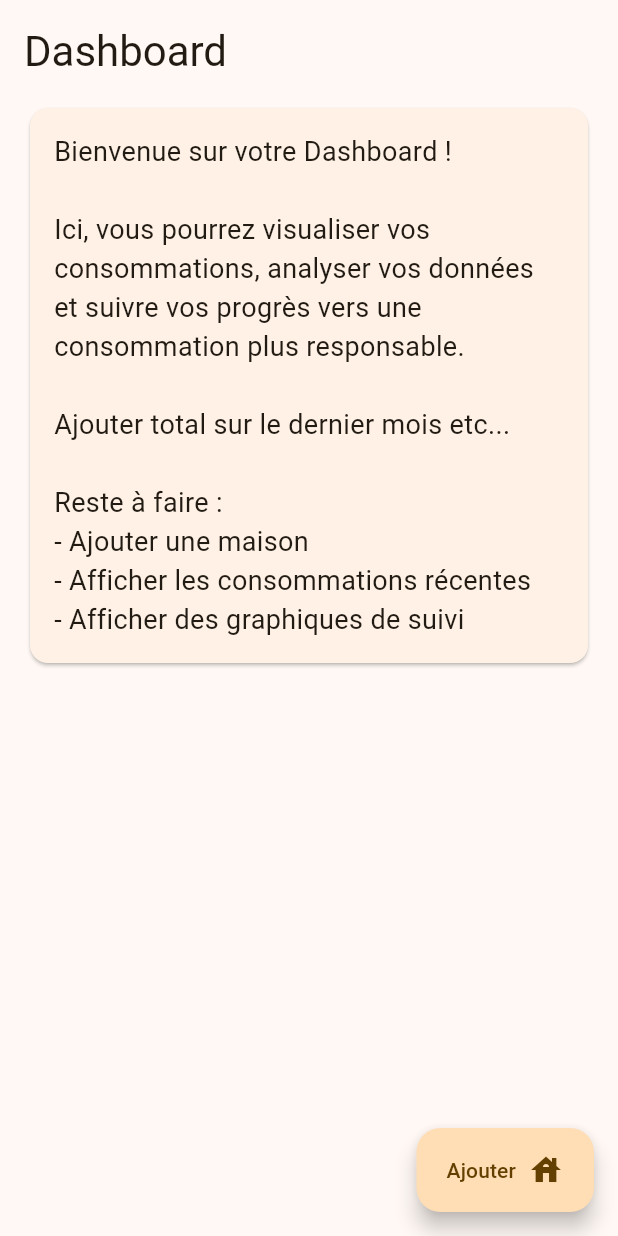
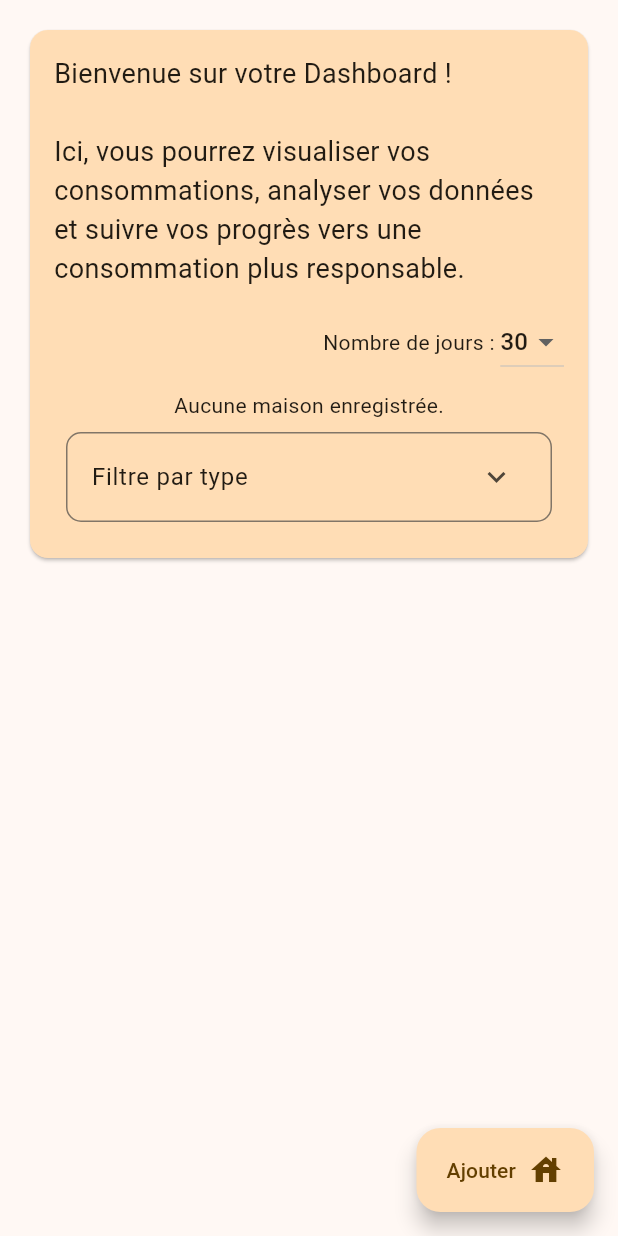
Before and after one commit to Nyzeix/ConsoFollow, a Flutter app: the DashboardScreen screen opened directly, on a phone screen of 412 x 824 dp. Run offline on Flutter 3.47's test engine with Material 3 defaults, Android fonts, the light colour scheme and no system bars; our stand-ins replace fl_chart, sqflite; accounts and stored records are empty.

Commit message:
Ajout du graphique multi lignes et filtrage correspondant.

```diff
--- a/lib/models/consumption.dart
+++ b/lib/models/consumption.dart
@@ -35,4 +35,6 @@ class Consumption {
       homeName: map['home_name'],
     );
   }
+
+  DateTime get time => DateTime.parse(date);
 }
--- a/lib/ui/screen/dashboard_screen.dart
+++ b/lib/ui/screen/dashboard_screen.dart
@@ -4,8 +4,19 @@ import 'package:conso_follow/viewModels/home_view_model.dart';
 import 'package:flutter/material.dart';
 import 'package:provider/provider.dart';
 
-class DashboardScreen extends StatelessWidget {
+class DashboardScreen extends StatefulWidget {
   const DashboardScreen({super.key});
+
+  @override
+  State<DashboardScreen> createState() => _DashboardScreenState();
+}
+
+class _DashboardScreenState extends State<DashboardScreen> {
+
+  @override
+  void initState() {
+    super.initState();
+  }
 
   @override
   Widget build(BuildContext context) {
@@ -20,16 +31,13 @@ class DashboardScreen extends StatelessWidget {
       ),
       body: Padding(
         padding: const EdgeInsets.all(16.0),
-        child: Column(
-          crossAxisAlignment: CrossAxisAlignment.start,
-          children: [
-            Text(
-              "Dashboard",
-              style: Theme.of(context).textTheme.headlineMedium,
-            ),
-            const SizedBox(height: 16),
-            const Dashboard(),
-          ],
+        child: SingleChildScrollView(
+          child: Column(
+            crossAxisAlignment: CrossAxisAlignment.start,
+            children: [
+              Dashboard(),
+            ],
+          ),
         ),
       ),
     );
--- a/lib/ui/widgets/dashboard.dart
+++ b/lib/ui/widgets/dashboard.dart
@@ -1,4 +1,13 @@
+import 'package:conso_follow/ui/widgets/setting_area.dart';
+import 'package:conso_follow/ui/widgets/setting_row.dart';
+import 'package:conso_follow/viewModels/home_view_model.dart';
+import 'package:conso_follow/resources/theme.dart';
+import 'package:conso_follow/ui/widgets/multilines_chart.dart';
+import 'package:conso_follow/utils/consumption_type_enum.dart';
+import 'package:conso_follow/viewModels/statement_view_model.dart';
 import 'package:flutter/material.dart';
+import 'package:provider/provider.dart';
+
 
 class Dashboard extends StatefulWidget {
   const Dashboard({super.key});
@@ -8,16 +17,140 @@ class Dashboard extends StatefulWidget {
 }
 
 class _DashboardState extends State<Dashboard> {
+  // Etat des paramètres d'affichage
+  bool isElecEnabled = true;
+  bool isWaterEnabled = true;
+  bool isGasEnabled = true;
+
+  // Nomnbre de jours à afficher
+  int _selectedDays = 30;
+  final List<int> _dayOptions = const [7, 14, 30, 60, 90];
+
+  // Récupère le viewmodel pour les fonctions de filtrage
+  StatementViewModel get vm => context.read<StatementViewModel>();
+
+
+
   @override
   Widget build(BuildContext context) {
-    return const Card(
+    return Card(
+      color: Theme.of(context).colorScheme.primaryContainer,
       child: Padding(
-        padding: EdgeInsets.all(16.0),
-        child: Text(
-          "Bienvenue sur votre Dashboard !\n\nIci, vous pourrez visualiser vos consommations, analyser vos données et suivre vos progrès vers une consommation plus responsable."
-          "\n\nAjouter total sur le dernier mois etc..."
-          "\n\nReste à faire :\n- Ajouter une maison\n- Afficher les consommations récentes\n- Afficher des graphiques de suivi",
-          style: TextStyle(fontSize: 18),
+        padding: const EdgeInsets.all(16.0),
+        child: Column(
+          children: [
+            const Text(
+              "Bienvenue sur votre Dashboard !\n\nIci, vous pourrez visualiser vos consommations, analyser vos données et suivre vos progrès vers une consommation plus responsable.",
+              style: TextStyle(fontSize: 18),
+            ),
+            const SizedBox(height: 12),
+            Row(
+              mainAxisAlignment: MainAxisAlignment.end,
+              children: [
+                const Text('Nombre de jours : '),
+                DropdownButton<int>(
+                  value: _selectedDays,
+                  items: _dayOptions
+                      .map(
+                        (day) => DropdownMenuItem<int>(
+                          value: day,
+                          child: Text('$day'),
+                        ),
+                      )
+                      .toList(),
+                  onChanged: (value) {
+                    if (value == null) return;
+                    setState(() {
+                      _selectedDays = value;
+                    });
+                  },
+                ),
+              ],
+            ),
+            const SizedBox(height: 8),
+
+            // Consumer2 permet d'écouter les changements provenants de deux viewModels différents
+            // Néanmoins, il fonctionne de la même manière qu'un FutureBuilder,
+            // Sauf qu'au lieu d'écouter un Future, il écoute les changements de viewModels.
+            Consumer2<HomeViewModel, StatementViewModel>(
+              builder: (context, homeViewModel, statementViewModel, _) {
+                if (homeViewModel.isLoading || statementViewModel.isLoading) {
+                  return const Center(child: CircularProgressIndicator());
+                }
+
+                if (homeViewModel.errorMessage != null) {
+                  return Text('Erreur maisons : ${homeViewModel.errorMessage}');
+                }
+
+                if (statementViewModel.errorMessage != null) {
+                  return Text('Erreur consommations : ${statementViewModel.errorMessage}');
+                }
+
+                final homes = homeViewModel.homes;
+                if (homes.isEmpty) {
+                  return const Text('Aucune maison enregistrée.');
+                }
+
+                final allowedHomeNames = homes.map((home) => home.name).toSet();
+                final userConsumptions = statementViewModel.consumptions
+                    .where((consumption) => allowedHomeNames.contains(consumption.homeName))
+                    .toList();
+
+                return Column(
+                  children: homes.map((home) {
+                    final homeConsumptions = vm.filterBySelectedDays(
+                      userConsumptions
+                          .where((consumption) => consumption.homeName == home.name)
+                          .toList(),
+                      _selectedDays,
+                    );
+
+                    // On prépare la série de données à afficher.
+                    final series = [
+                      if (isElecEnabled) ...[vm.filterByType(homeConsumptions, ConsumptionType.electricity)],
+                      if (isWaterEnabled) ...[vm.filterByType(homeConsumptions, ConsumptionType.water)],
+                      if (isGasEnabled) ...[vm.filterByType(homeConsumptions, ConsumptionType.gas)],
+                    ];
+
+                    // On adapte la liste de couleurs en conséquence
+                    final lineColors = [
+                      if (isElecEnabled) MaterialTheme.electricity.value,
+                      if (isWaterEnabled) MaterialTheme.water.value,
+                      if (isGasEnabled) MaterialTheme.gas.value,
+                    ];
+
+                    return Column(
+                      crossAxisAlignment: CrossAxisAlignment.stretch,
+                      children: [
+                        const SizedBox(height: 8),
+                        ExpansionTile(
+                          initiallyExpanded: true,
+                          title: Text(
+                            home.name,
+                            style: Theme.of(context).textTheme.titleLarge,
+                          ),
+                          children: [
+                            ConsumptionMultiLineChart(
+                              backgroundColor: Theme.of(context).colorScheme.surface,
+                              series: series,
+                              lineColors: lineColors,
+                            ),
+                            const SizedBox(height: 16),
+                          ],
+                        ),
+                      ],
+                    );
+                  }).toList(),
+                );
+              },
+            ),
+
+            SettingArea(title: "Filtre par type", children: [
+              SettingRow(title: "Electricité", isEnabled: isElecEnabled, valueChanged: (value) { setState(() { isElecEnabled = value; }); }),
+              SettingRow(title: "Eau", isEnabled: isWaterEnabled, valueChanged: (value){ setState(() { isWaterEnabled = value; }); }),
+              SettingRow(title: "Gaz", isEnabled: isGasEnabled, valueChanged: (value){ setState(() { isGasEnabled = value; }); }),
+            ]),
+          ],
         ),
       ),
     );
--- a/pubspec.yaml
+++ b/pubspec.yaml
@@ -39,6 +39,7 @@ dependencies:
   sqflite: ^2.4.2
   crypto: ^3.0.3
   flutter_secure_storage: ^10.0.0
+  fl_chart: ^1.1.1
 
 dev_dependencies:
   flutter_test:
```
Also changed, not shown: lib/repositories/consumption_repository.dart (+28 -0 lines), lib/ui/widgets/multilines_chart.dart (added, +125 -0 lines), pubspec.lock.
